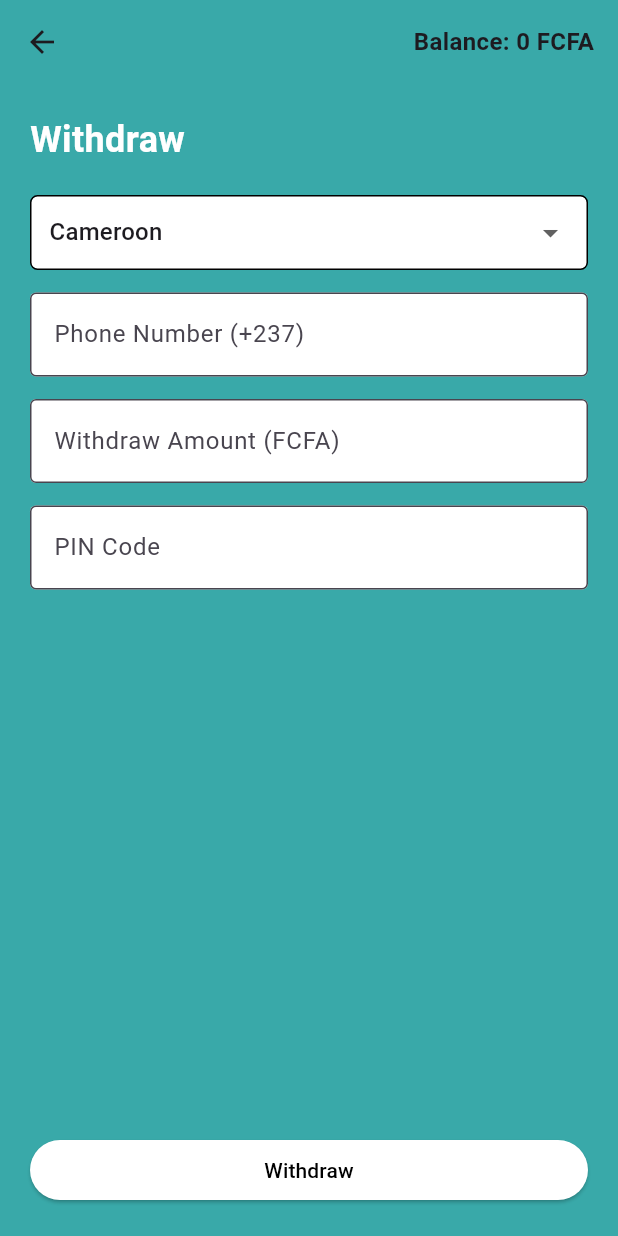
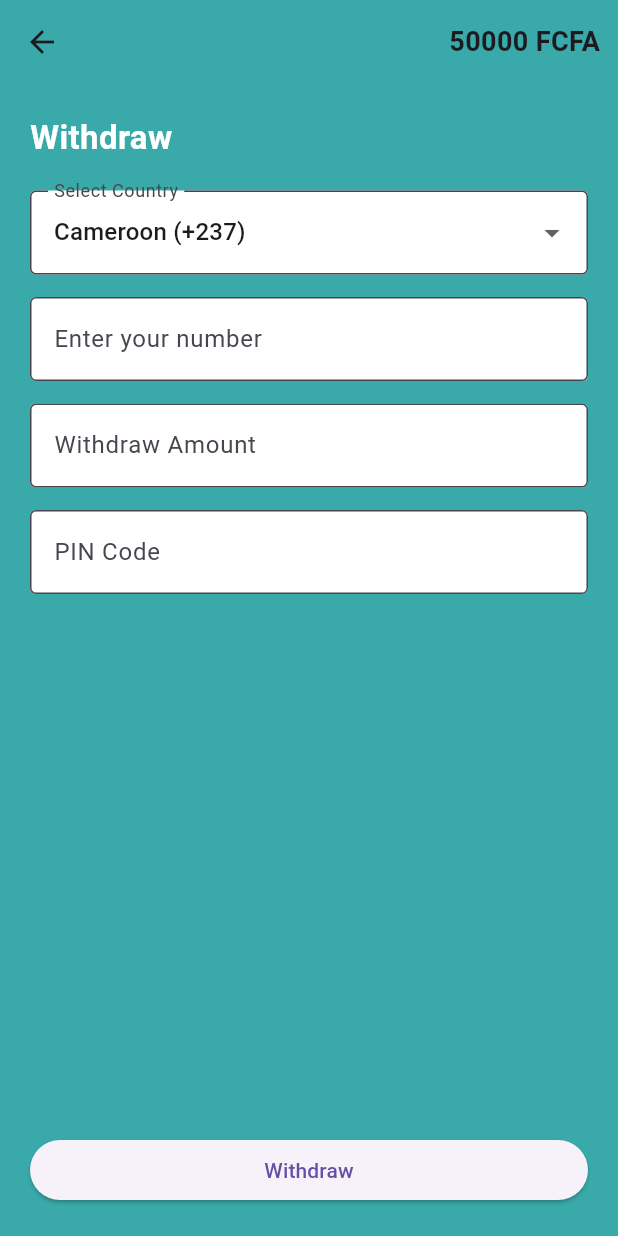
Before and after one commit to Suraku237/money-management-system, a Flutter app: the screen it shows after launch, after a tap on "Withdraw", on a phone screen of 412 x 824 dp. Run offline on Flutter 3.47's test engine with Material 3 defaults, Android fonts, the phone set to English and light mode, and no system bars.

Commit message:
updat amount

```diff
--- a/flutter_application_1/lib/main.dart
+++ b/flutter_application_1/lib/main.dart
@@ -18,10 +18,29 @@ class MyApp extends StatelessWidget {
   }
 }
 
-class HomePage extends StatelessWidget {
+class HomePage extends StatefulWidget {
   const HomePage({super.key});
 
-  final double balance = 0; // Your initial balance
+  @override
+  State<HomePage> createState() => _HomePageState();
+}
+
+class _HomePageState extends State<HomePage> {
+  double balance = 50000; // INITIAL BALANCE
+
+  // Call this when deposit page returns a value
+  void addToBalance(double amount) {
+    setState(() {
+      balance += amount;
+    });
+  }
+
+  // Call this when withdraw page returns a value
+  void subtractFromBalance(double amount) {
+    setState(() {
+      balance -= amount;
+    });
+  }
 
   @override
   Widget build(BuildContext context) {
@@ -39,7 +58,7 @@ class HomePage extends StatelessWidget {
           mainAxisAlignment: MainAxisAlignment.center,
           children: [
 
-            // BALANCE DISPLAY
+            // SHOW DYNAMIC BALANCE
             Text(
               "Balance: ${balance.toStringAsFixed(0)} FCFA",
               style: const TextStyle(
@@ -51,44 +70,48 @@ class HomePage extends StatelessWidget {
 
             const SizedBox(height: 40),
 
-            // DEPOSIT BUTTON
+            // GO TO DEPOSIT PAGE
             ElevatedButton(
               style: ElevatedButton.styleFrom(
                 backgroundColor: Colors.white,
                 foregroundColor: Colors.black,
                 minimumSize: const Size(200, 50),
               ),
-              onPressed: () {
-                Navigator.push(
+              onPressed: () async {
+                final result = await Navigator.push(
                   context,
                   MaterialPageRoute(
-                    builder: (context) => DepositPage(
-                      currentBalance: balance,
-                    ),
+                    builder: (context) => DepositPage(currentBalance: balance),
                   ),
                 );
+
+                if (result != null && result is double) {
+                  addToBalance(result);
+                }
               },
               child: const Text("Deposit"),
             ),
 
             const SizedBox(height: 20),
 
-            // WITHDRAW BUTTON
+            // GO TO WITHDRAW PAGE
             ElevatedButton(
               style: ElevatedButton.styleFrom(
                 backgroundColor: Colors.white,
                 foregroundColor: Colors.black,
                 minimumSize: const Size(200, 50),
               ),
-              onPressed: () {
-                Navigator.push(
+              onPressed: () async {
+                final result = await Navigator.push(
                   context,
                   MaterialPageRoute(
-                    builder: (context) => WithdrawPage(
-                      currentBalance: balance,
-                    ),
+                    builder: (context) => WithdrawPage(currentBalance: balance),
                   ),
                 );
+
+                if (result != null && result is double) {
+                  subtractFromBalance(result);
+                }
               },
               child: const Text("Withdraw"),
             ),
--- a/flutter_application_1/lib/pages/withdraw_page.dart
+++ b/flutter_application_1/lib/pages/withdraw_page.dart
@@ -10,68 +10,23 @@ class WithdrawPage extends StatefulWidget {
 }
 
 class _WithdrawPageState extends State<WithdrawPage> {
+  final TextEditingController _amountController = TextEditingController();
   final TextEditingController _phoneController = TextEditingController();
-  final TextEditingController _amountController = TextEditingController();
   final TextEditingController _pinController = TextEditingController();
 
-  String selectedCountry = "Cameroon";
-  String countryCode = "+237";
+  String? errorMessage;
+  String selectedCountry = "Cameroon (+237)";
 
-  String? errorMessage;
-
-  // Country phone validation rules
   final Map<String, Map<String, dynamic>> phoneRules = {
-    "Cameroon": {"code": "+237", "length": 9, "starts": ["6", "2"]},
-    "Nigeria": {"code": "+234", "length": 10, "starts": ["7", "8", "9"]},
-    "Ghana": {"code": "+233", "length": 9, "starts": ["2", "5"]},
-    "Kenya": {"code": "+254", "length": 9, "starts": ["7"]},
-    "South Africa": {"code": "+27", "length": 9, "starts": ["6", "7"]},
-    "India": {"code": "+91", "length": 10, "starts": ["6", "7", "8", "9"]},
+    "Cameroon (+237)": {"length": 9, "startsWith": ["6"]},
+    "Nigeria (+234)": {"length": 10, "startsWith": ["7", "8", "9"]},
+    "Ghana (+233)": {"length": 9, "startsWith": ["2", "5"]},
   };
 
-  bool validatePhoneNumber() {
-    String number = _phoneController.text.trim();
-
-    var rules = phoneRules[selectedCountry]!;
-    int requiredLength = rules["length"];
-    List<dynamic> startsWith = rules["starts"];
-
-    if (number.length != requiredLength) {
-      setState(() {
-        errorMessage =
-            "Phone number must be $requiredLength digits for $selectedCountry.";
-      });
-      return false;
-    }
-
-    bool prefixValid = false;
-    for (var prefix in startsWith) {
-      if (number.startsWith(prefix)) {
-        prefixValid = true;
-        break;
-      }
-    }
-
-    if (!prefixValid) {
-      setState(() {
-        errorMessage =
-            "Phone number must start with ${startsWith.join(" or ")} for $selectedCountry.";
-      });
-      return false;
-    }
-
-    return true;
-  }
-
   void _handleWithdraw() {
-    if (!validatePhoneNumber()) return;
-
-    if (_amountController.text.trim().isEmpty) {
-      setState(() => errorMessage = "Please enter an amount.");
-      return;
-    }
-
     final amount = double.tryParse(_amountController.text.trim());
+    final phone = _phoneController.text.trim();
+    final pin = _pinController.text.trim();
 
     if (amount == null || amount <= 0) {
       setState(() => errorMessage = "Enter a valid amount.");
@@ -83,25 +38,19 @@ class _WithdrawPageState extends State<WithdrawPage> {
       return;
     }
 
-    setState(() => errorMessage = null);
+    final rules = phoneRules[selectedCountry]!;
+    if (phone.length != rules["length"] ||
+        !rules["startsWith"].contains(phone[0])) {
+      setState(() => errorMessage = "Invalid phone number for $selectedCountry.");
+      return;
+    }
 
-    String fullNumber =
-        "${phoneRules[selectedCountry]!["code"]} ${_phoneController.text.trim()}";
+    if (pin.length != 4) {
+      setState(() => errorMessage = "PIN must be 4 digits.");
+      return;
+    }
 
-    showDialog(
-      context: context,
-      builder: (context) => AlertDialog(
-        title: const Text("Withdrawal Successful"),
-        content: Text(
-            "You withdrew ${amount.toStringAsFixed(0)} FCFA\nPhone: $fullNumber"),
-        actions: [
-          TextButton(
-            onPressed: () => Navigator.pop(context),
-            child: const Text("OK"),
-          )
-        ],
-      ),
-    );
+    Navigator.pop(context, amount); // RETURN TO MAIN WITH AMOUNT
   }
 
   @override
@@ -114,17 +63,12 @@ class _WithdrawPageState extends State<WithdrawPage> {
         elevation: 0,
         actions: [
           Padding(
-            padding: const EdgeInsets.only(right: 16),
-            child: Center(
-              child: Text(
-                "Balance: ${widget.currentBalance.toStringAsFixed(0)} FCFA",
-                style: const TextStyle(
-                  fontSize: 16,
-                  fontWeight: FontWeight.bold,
-                ),
-              ),
+            padding: const EdgeInsets.all(12.0),
+            child: Text(
+              "${widget.currentBalance.toStringAsFixed(0)} FCFA",
+              style: const TextStyle(fontSize: 18, fontWeight: FontWeight.bold),
             ),
-          ),
+          )
         ],
       ),
 
@@ -133,93 +77,75 @@ class _WithdrawPageState extends State<WithdrawPage> {
         child: Column(
           crossAxisAlignment: CrossAxisAlignment.start,
           children: [
-
             const Text(
               "Withdraw",
-              style: TextStyle(
-                fontSize: 24,
-                fontWeight: FontWeight.bold,
-                color: Colors.white,
-              ),
+              style: TextStyle(fontSize: 22, fontWeight: FontWeight.bold, color: Colors.white),
             ),
-
             const SizedBox(height: 20),
 
-            // Country selector
-            Container(
-              padding: const EdgeInsets.symmetric(horizontal: 12),
-              decoration: BoxDecoration(
-                color: Colors.white,
-                borderRadius: BorderRadius.circular(5),
-                border: Border.all(),
-              ),
-              child: DropdownButton<String>(
-                isExpanded: true,
-                value: selectedCountry,
-                underline: const SizedBox(),
-                items: phoneRules.keys.map((country) {
-                  return DropdownMenuItem(
-                    value: country,
-                    child: Text(country),
-                  );
-                }).toList(),
-                onChanged: (value) {
-                  setState(() {
-                    selectedCountry = value!;
-                    countryCode = phoneRules[value]!["code"];
-                  });
-                },
-              ),
-            ),
-
-            const SizedBox(height: 15),
-
-            // Phone input
-            TextField(
-              controller: _phoneController,
-              keyboardType: TextInputType.phone,
-              decoration: InputDecoration(
+            DropdownButtonFormField(
+              value: selectedCountry,
+              dropdownColor: Colors.white,
+              items: phoneRules.keys.map((e) {
+                return DropdownMenuItem(
+                  value: e,
+                  child: Text(e),
+                );
+              }).toList(),
+              onChanged: (v) => setState(() => selectedCountry = v!),
+              decoration: const InputDecoration(
+                labelText: "Select Country",
                 filled: true,
                 fillColor: Colors.white,
-                labelText:
-                    "Phone Number (${phoneRules[selectedCountry]!["code"]})",
-                border: const OutlineInputBorder(),
-              ),
-            ),
-
-            const SizedBox(height: 15),
-
-            // Amount
-            TextField(
-              controller: _amountController,
-              keyboardType: TextInputType.number,
-              decoration: const InputDecoration(
-                filled: true,
-                fillColor: Colors.white,
-                labelText: "Withdraw Amount (FCFA)",
                 border: OutlineInputBorder(),
               ),
             ),
 
             const SizedBox(height: 15),
 
-            // PIN (hidden)
             TextField(
-              controller: _pinController,
-              obscureText: true,
+              controller: _phoneController,
+              keyboardType: TextInputType.number,
               decoration: const InputDecoration(
+                labelText: "Enter your number",
                 filled: true,
                 fillColor: Colors.white,
-                labelText: "PIN Code",
                 border: OutlineInputBorder(),
               ),
             ),
 
             const SizedBox(height: 15),
 
+            TextField(
+              controller: _amountController,
+              keyboardType: TextInputType.number,
+              decoration: const InputDecoration(
+                labelText: "Withdraw Amount",
+                filled: true,
+                fillColor: Colors.white,
+                border: OutlineInputBorder(),
+              ),
+            ),
+
+            const SizedBox(height: 15),
+
+            TextField(
+              controller: _pinController,
+              obscureText: true,
+              keyboardType: TextInputType.number,
+              decoration: const InputDecoration(
+                labelText: "PIN Code",
+                filled: true,
+                fillColor: Colors.white,
+                border: OutlineInputBorder(),
+              ),
+            ),
+
             if (errorMessage != null)
-              Text(errorMessage!,
-                  style: const TextStyle(color: Colors.red, fontSize: 14)),
+              Padding(
+                padding: const EdgeInsets.only(top: 10),
+                child: Text(errorMessage!, style: const TextStyle(color: Colors.red)),
+              ),
 
             const Spacer(),
 
@@ -227,13 +153,9 @@ class _WithdrawPageState extends State<WithdrawPage> {
               width: double.infinity,
               child: ElevatedButton(
                 onPressed: _handleWithdraw,
-                style: ElevatedButton.styleFrom(
-                  backgroundColor: Colors.white,
-                  foregroundColor: Colors.black,
-                ),
                 child: const Text("Withdraw"),
               ),
-            ),
+            )
           ],
         ),
       ),
```
Also changed, not shown: flutter_application_1/lib/pages/deposit_page.dart (+72 -131 lines).
